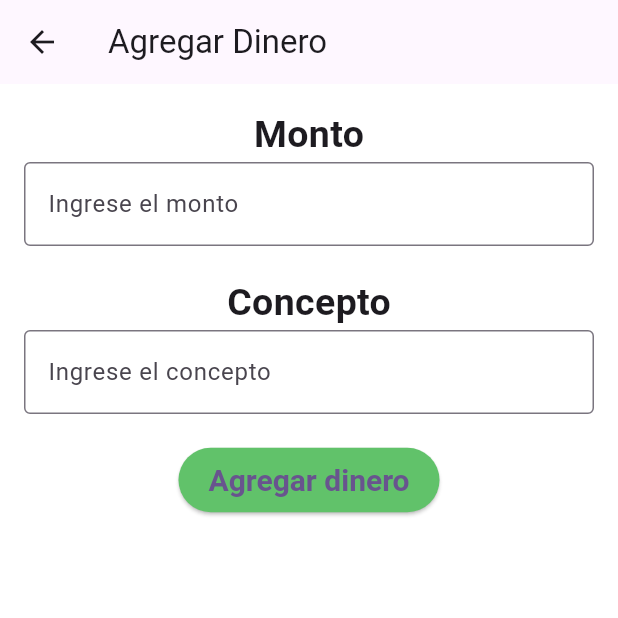
After one commit to jorgedeltoro111/cash_reader_app, a Flutter app: the IngresarDinero screen opened directly, on a phone screen of 412 x 824 dp, the top half of it. The commit adds this screen. Run offline on Flutter 3.47's test engine with Material 3 defaults, Android fonts, the light colour scheme and no system bars; our stand-ins replace image_picker; missing offline and left inert: google_mlkit_image_labeling; network calls fail.

Commit message:
seccion ingresar dinero terminada sin backend

```diff
--- /dev/null
+++ b/lib/components/ingresarDinero.dart
@@ -0,0 +1,94 @@
+import 'package:flutter/material.dart';
+import 'modalExito.dart'; // Componente ModalExito
+
+class IngresarDinero extends StatefulWidget {
+  @override
+  _IngresarDineroState createState() => _IngresarDineroState();
+}
+
+class _IngresarDineroState extends State<IngresarDinero> {
+  final TextEditingController _montoController = TextEditingController();
+  final TextEditingController _conceptoController = TextEditingController();
+  bool _isOpen = false;
+
+  // Función temporal sin lógica de backend
+  void agregarDinero(double monto, String concepto) {
+    if (monto != 0) {
+      print('Monto de $monto agregado');
+      print('Concepto: $concepto');
+      setState(() {
+        _isOpen = true;
+        _montoController.clear();
+        _conceptoController.clear();
+      });
+    } else {
+      print('No hay dinero que ingresar');
+    }
+  }
+
+  @override
+  Widget build(BuildContext context) {
+    return Scaffold(
+      backgroundColor: Colors.white,
+      appBar: AppBar(
+        title: Text('Agregar Dinero'),
+      ),
+      body: SingleChildScrollView( // Permite que el contenido sea desplazable si es necesario
+        padding: const EdgeInsets.all(16.0),
+        child: Column(
+          crossAxisAlignment: CrossAxisAlignment.center,
+          children: [
+            Text(
+              'Monto',
+              style: TextStyle(fontSize: 25, fontWeight: FontWeight.bold),
+            ),
+            TextField(
+              controller: _montoController,
+              keyboardType: TextInputType.number,
+              decoration: InputDecoration(
+                hintText: 'Ingrese el monto',
+                border: OutlineInputBorder(),
+              ),
+            ),
+            SizedBox(height: 20),
+            Text(
+              'Concepto',
+              style: TextStyle(fontSize: 25, fontWeight: FontWeight.bold),
+            ),
+            TextField(
+              controller: _conceptoController,
+              decoration: InputDecoration(
+                hintText: 'Ingrese el concepto',
+                border: OutlineInputBorder(),
+              ),
+            ),
+            SizedBox(height: 20),
+            ElevatedButton(
+              onPressed: () {
+                double monto = double.tryParse(_montoController.text) ?? 0;
+                String concepto = _conceptoController.text;
+                agregarDinero(monto, concepto);
+              },
+              style: ElevatedButton.styleFrom(
+                backgroundColor: Color(0xFF61c26a),
+                padding: EdgeInsets.symmetric(horizontal: 20, vertical: 10),
+                textStyle: TextStyle(fontSize: 20, fontWeight: FontWeight.bold),
+              ),
+              child: Text('Agregar dinero'),
+            ),
+            if (_isOpen)
+              Center(
+                child: ModalExito(
+                  isOpenFunction: (valor) {
+                    setState(() {
+                      _isOpen = valor;
+                    });
+                  },
+                ),
+              ),
+          ],
+        ),
+      ),
+    );
+  }
+}
```
Also changed, not shown: lib/components/modalExito.dart (added, +51 -0 lines), lib/screens/financeScreen.dart (+5 -2 lines).
